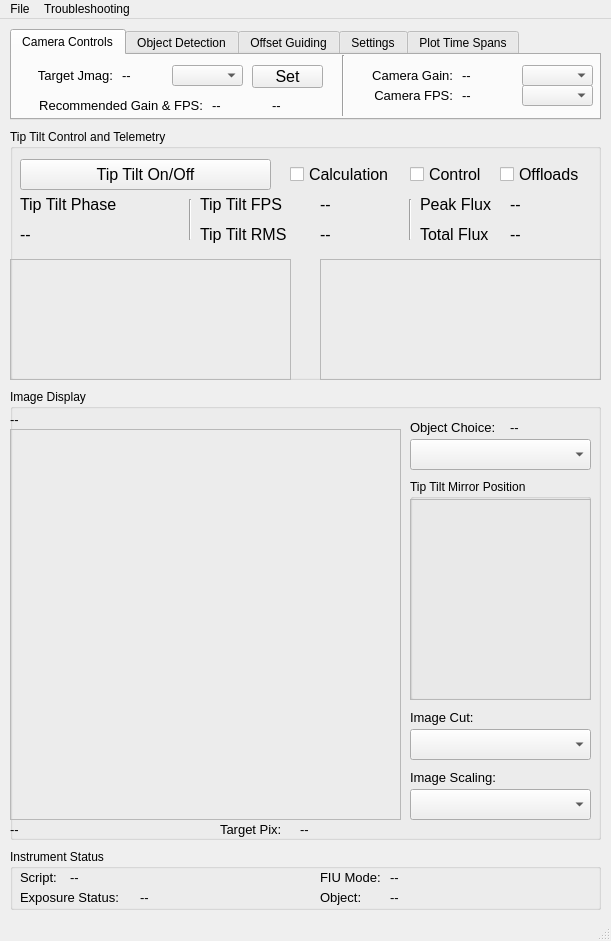
Old version of the form kpf/TT_GUI/TipTiltGUI.ui in the repository KeckObservatory/KPFTranslator.
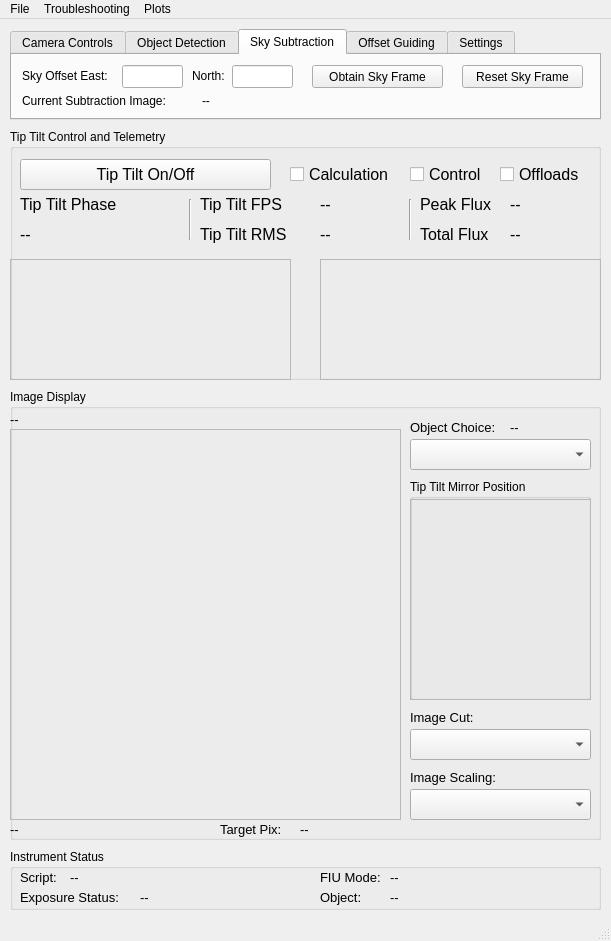
New version of the form. The open tabs and pages were chosen to show the change.

Commit message: Add stub of sky subtraction controls

```diff
--- a/kpf/TT_GUI/TipTiltGUI.ui
+++ b/kpf/TT_GUI/TipTiltGUI.ui
@@ -1072,6 +1072,118 @@
       </property>
      </widget>
     </widget>
+    <widget class="QWidget" name="SkySubtractionTab">
+     <attribute name="title">
+      <string>Sky Subtraction</string>
+     </attribute>
+     <widget class="QLabel" name="CurrentSubtractionImageLabel">
+      <property name="geometry">
+       <rect>
+        <x>10</x>
+        <y>35</y>
+        <width>171</width>
+        <height>21</height>
+       </rect>
+      </property>
+      <property name="toolTip">
+       <string extracomment="For High gain only"/>
+      </property>
+      <property name="text">
+       <string>Current Subtraction Image:</string>
+      </property>
+     </widget>
+     <widget class="QLabel" name="CurrentSubtractionImageValue">
+      <property name="geometry">
+       <rect>
+        <x>190</x>
+        <y>36</y>
+        <width>391</width>
+        <height>20</height>
+       </rect>
+      </property>
+      <property name="text">
+       <string>--</string>
+      </property>
+     </widget>
+     <widget class="QLabel" name="SkyOffsetEastLabel">
+      <property name="geometry">
+       <rect>
+        <x>10</x>
+        <y>10</y>
+        <width>101</width>
+        <height>21</height>
+       </rect>
+      </property>
+      <property name="text">
+       <string>Sky Offset East:</string>
+      </property>
+      <property name="alignment">
+       <set>Qt::AlignLeading|Qt::AlignLeft|Qt::AlignVCenter</set>
+      </property>
+     </widget>
+     <widget class="QLabel" name="SkyOffsetNorthLabel">
+      <property name="geometry">
+       <rect>
+        <x>180</x>
+        <y>10</y>
+        <width>41</width>
+        <height>21</height>
+       </rect>
+      </property>
+      <property name="text">
+       <string>North:</string>
+      </property>
+      <property name="alignment">
+       <set>Qt::AlignLeading|Qt::AlignLeft|Qt::AlignVCenter</set>
+      </property>
+     </widget>
+     <widget class="QPushButton" name="ObtainSkyFrameBtn">
+      <property name="geometry">
+       <rect>
+        <x>300</x>
+        <y>10</y>
+        <width>131</width>
+        <height>23</height>
+       </rect>
+      </property>
+      <property name="text">
+       <string>Obtain Sky Frame</string>
+      </property>
+     </widget>
+     <widget class="QPushButton" name="ResetSkyFrameBtn">
+      <property name="geometry">
+       <rect>
+        <x>450</x>
+        <y>10</y>
+        <width>121</width>
+        <height>23</height>
+       </rect>
+      </property>
+      <property name="text">
+       <string>Reset Sky Frame</string>
+      </property>
+     </widget>
+     <widget class="QLineEdit" name="SkyOffsetEast">
+      <property name="geometry">
+       <rect>
+        <x>110</x>
+        <y>10</y>
+        <width>61</width>
+        <height>23</height>
+       </rect>
+      </property>
+     </widget>
+     <widget class="QLineEdit" name="SkyOffsetNorth">
+      <property name="geometry">
+       <rect>
+        <x>220</x>
+        <y>10</y>
+        <width>61</width>
+        <height>23</height>
+       </rect>
+      </property>
+     </widget>
+    </widget>
     <widget class="QWidget" name="OffsetGuiding">
      <attribute name="title">
       <string>Offset Guiding</string>
@@ -1297,83 +1409,6 @@
       </property>
      </widget>
     </widget>
-    <widget class="QWidget" name="PlotSettings">
-     <attribute name="title">
-      <string>Plot Time Spans</string>
-     </attribute>
-     <widget class="QLabel" name="TTPlotSettingLabel">
-      <property name="geometry">
-       <rect>
-        <x>10</x>
-        <y>10</y>
-        <width>191</width>
-        <height>21</height>
-       </rect>
-      </property>
-      <property name="font">
-       <font>
-        <pointsize>10</pointsize>
-       </font>
-      </property>
-      <property name="text">
-       <string>Tip Tilt Error Time Range (s):</string>
-      </property>
-      <property name="alignment">
-       <set>Qt::AlignRight|Qt::AlignTrailing|Qt::AlignVCenter</set>
-      </property>
-     </widget>
-     <widget class="QComboBox" name="TTErrPlotTime">
-      <property name="geometry">
-       <rect>
-        <x>210</x>
-        <y>10</y>
-        <width>61</width>
-        <height>21</height>
-       </rect>
-      </property>
-      <property name="font">
-       <font>
-        <pointsize>10</pointsize>
-       </font>
-      </property>
-     </widget>
-     <widget class="QLabel" name="TTPlotSettingLabel_2">
-      <property name="geometry">
-       <rect>
-        <x>330</x>
-        <y>10</y>
-        <width>181</width>
-        <height>21</height>
-       </rect>
-      </property>
-      <property name="font">
-       <font>
-        <pointsize>10</pointsize>
-       </font>
-      </property>
-      <property name="text">
-       <string>Object Flux Time Range (s):</string>
-      </property>
-      <property name="alignment">
-       <set>Qt::AlignRight|Qt::AlignTrailing|Qt::AlignVCenter</set>
-      </property>
-     </widget>
-     <widget class="QComboBox" name="ObjectFluxPlotTime">
-      <property name="geometry">
-       <rect>
-        <x>520</x>
-        <y>10</y>
-        <width>61</width>
-        <height>21</height>
-       </rect>
-      </property>
-      <property name="font">
-       <font>
-        <pointsize>10</pointsize>
-       </font>
-      </property>
-     </widget>
-    </widget>
    </widget>
    <widget class="QGroupBox" name="groupBox">
     <property name="geometry">
@@ -1556,8 +1591,19 @@
     </property>
     <addaction name="actionQuit"/>
    </widget>
+   <widget class="QMenu" name="menuPlots">
+    <property name="title">
+     <string>Plots</string>
+    </property>
+    <addaction name="actionSet_plot_span_to_10s"/>
+    <addaction name="actionSet_plot_span_to_30s"/>
+    <addaction name="actionSet_plot_span_to_60s"/>
+    <addaction name="actionSet_plot_span_to_120s"/>
+    <addaction name="actionSet_plot_span_to_300s"/>
+   </widget>
    <addaction name="menuFile"/>
    <addaction name="menuTroubleshooting"/>
+   <addaction name="menuPlots"/>
   </widget>
   <widget class="QStatusBar" name="statusBar"/>
   <action name="actionrestart_kpfguide1">
```
Left out of the diff: 31 changed lines with no effect on the pictures. The commit also changes 1 other file.
